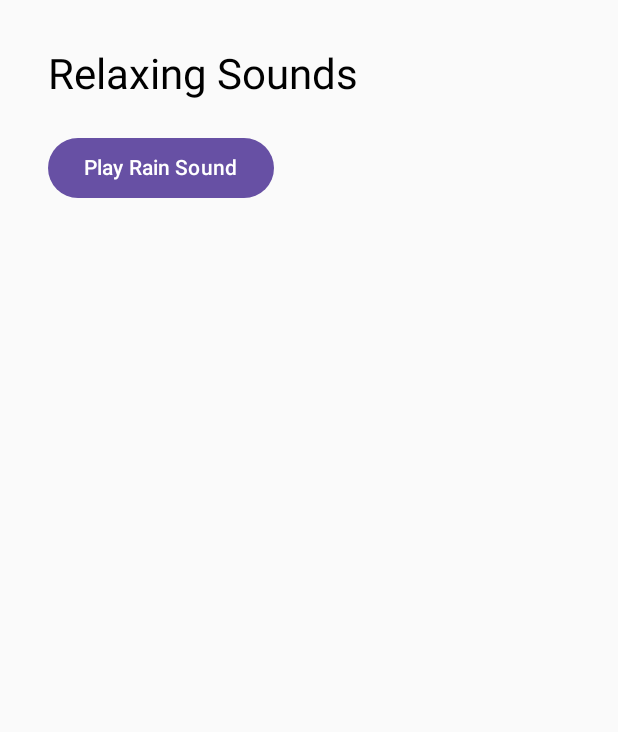
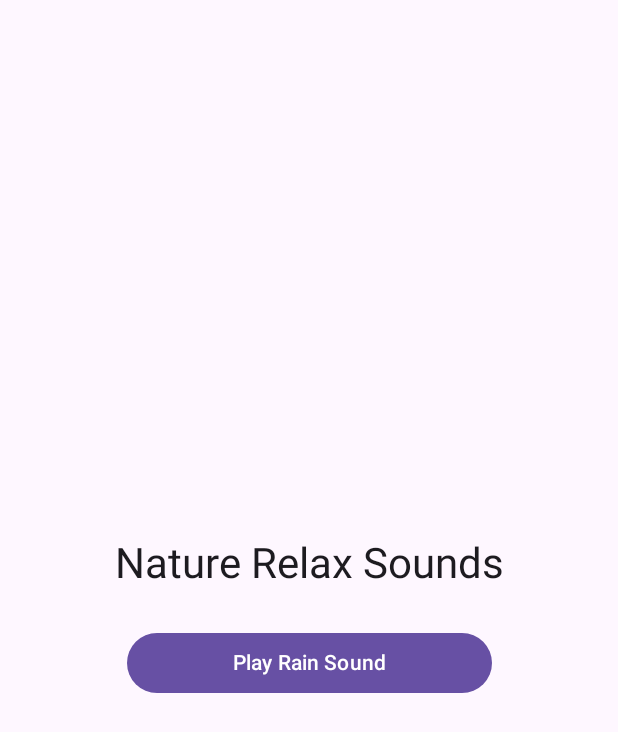
Before and after one commit to ushjdjsyudjd-rgb/NatureRelax, an Android app built with Jetpack Compose: the screen it shows after launch (MainActivity), on a phone screen of 412 x 824 dp. Shown: the top 732 px of the screen. Run offline under Robolectric (Android 15) with nearby library versions, the phone set to English and light mode, and no system bars.

Commit message:
Update MainActivity.kt

```diff
--- a/app/src/main/java/com/relax/sounds/MainActivity.kt
+++ b/app/src/main/java/com/relax/sounds/MainActivity.kt
@@ -7,9 +7,9 @@ import androidx.activity.compose.setContent
 import androidx.compose.foundation.layout.*
 import androidx.compose.material3.*
 import androidx.compose.runtime.*
+import androidx.compose.ui.Alignment
 import androidx.compose.ui.Modifier
 import androidx.compose.ui.unit.dp
-import com.relax.sounds.R
 
 class MainActivity : ComponentActivity() {
     private var mediaPlayer: MediaPlayer? = null
@@ -17,33 +17,60 @@ class MainActivity : ComponentActivity() {
     override fun onCreate(savedInstanceState: Bundle?) {
         super.onCreate(savedInstanceState)
         setContent {
+            // اعمال تم متریال 3 برای جلوگیری از خطاهای گرافیکی
+            MaterialTheme {
+                Surface(
+                    modifier = Modifier.fillMaxSize(),
+                    color = MaterialTheme.colorScheme.background
+                ) {
                     var isPlaying by remember { mutableStateOf(false) }
 
-            Column(modifier = Modifier.fillMaxSize().padding(32.dp)) {
-                Text("Relaxing Sounds", style = MaterialTheme.typography.headlineMedium)
-                Spacer(modifier = Modifier.height(20.dp))
+                    Column(
+                        modifier = Modifier
+                            .fillMaxSize()
+                            .padding(32.dp),
+                        horizontalAlignment = Alignment.CenterHorizontally,
+                        verticalArrangement = Arrangement.Center
+                    ) {
+                        Text(
+                            text = "Nature Relax Sounds",
+                            style = MaterialTheme.typography.headlineMedium
+                        )
 
-                Button(onClick = {
+                        Spacer(modifier = Modifier.height(24.dp))
+
+                        Button(
+                            onClick = {
                                 if (isPlaying) {
                                     mediaPlayer?.pause()
                                 } else {
                                     if (mediaPlayer == null) {
-                            // فایل rain.mp3 باید در پوشه res/raw باشد
+                                        // اجرای فایل صوتی از پوشه res/raw/rain.mp3
+                                        try {
                                             mediaPlayer = MediaPlayer.create(this@MainActivity, R.raw.rain)
                                             mediaPlayer?.isLooping = true
+                                        } catch (e: Exception) {
+                                            e.printStackTrace()
+                                        }
                                     }
                                     mediaPlayer?.start()
                                 }
                                 isPlaying = !isPlaying
-                }) {
+                            },
+                            modifier = Modifier.fillMaxWidth(0.7f)
+                        ) {
                             Text(if (isPlaying) "Stop Rain" else "Play Rain Sound")
                         }
                     }
                 }
             }
+        }
+    }
 
+    // پاکسازی حافظه هنگام بستن برنامه برای جلوگیری از نشت حافظه
     override fun onDestroy() {
         super.onDestroy()
         mediaPlayer?.release()
+        mediaPlayer = null
     }
 }
```
Lines whose indentation alone changed are shown as unchanged.
